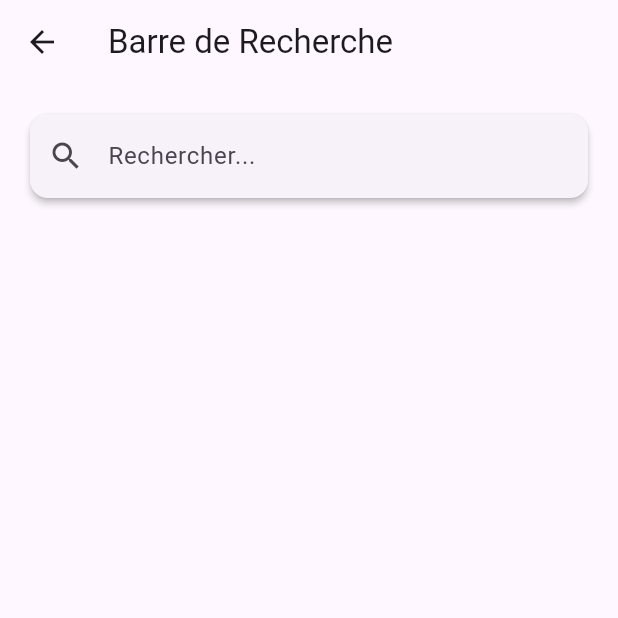
After one commit to VidarDev/flutter_widget_explorer, a Flutter app: the SearchBarPage screen opened directly, on a phone screen of 412 x 824 dp, the top half of it. The commit adds this screen. Run offline on Flutter 3.47's test engine with Material 3 defaults, Android fonts, the phone set to English and light mode, and no system bars.

Commit message:
ajout de la search bar

```diff
--- a/lib/main.dart
+++ b/lib/main.dart
@@ -6,6 +6,7 @@ import 'package:flutter_widget_explorer/views/padding_sizedbox.page.dart';
 import 'package:flutter_widget_explorer/views/row_column.page.dart';
 import 'package:flutter_widget_explorer/views/scaffold_appbar.page.dart';
 import 'package:flutter_widget_explorer/views/stack_position.page.dart';
+import 'package:flutter_widget_explorer/views/search_bar.page.dart';
 
 // At the top of your HomePage class
 final GlobalKey<ScaffoldState> _scaffoldKey = GlobalKey<ScaffoldState>();
@@ -202,10 +203,11 @@ class HomePage extends StatelessWidget {
                 Navigator.push(
                   context,
                   MaterialPageRoute(
-                    builder: (context) => const ScaffoldAppBarPage(),
+                    builder: (context) => SearchBarPage(),
                   ),
                 );
               },
+
             ),
             ListTile(
               leading: const Icon(Icons.web),
--- /dev/null
+++ b/lib/views/search_bar.page.dart
@@ -0,0 +1,129 @@
+import 'package:flutter/material.dart';
+
+void main() {
+  runApp(MyApp());
+}
+
+class MyApp extends StatelessWidget {
+  @override
+  Widget build(BuildContext context) {
+    return MaterialApp(
+      title: 'SearchBar Demo',
+      theme: ThemeData(useMaterial3: true),
+      home: SearchBarPage(),
+    );
+  }
+}
+
+class SearchBarPage extends StatefulWidget {
+  @override
+  _SearchPageState createState() => _SearchPageState();
+}
+
+class _SearchPageState extends State<SearchBarPage> {
+  final TextEditingController _controller = TextEditingController();
+  final FocusNode _focusNode = FocusNode();
+
+  List<String> allItems = ['Chaise', 'Table', 'Tableau', 'Bureau', 'Echelle', 'Règle', 'Equerre', 'Compas'];
+  List<String> suggestions = [];
+
+  @override
+  void initState() {
+    super.initState();
+
+    _controller.addListener(() {
+      setState(() {});
+    });
+
+    _focusNode.addListener(() {
+      if (_focusNode.hasFocus && _controller.text.isEmpty) {
+        setState(() {
+          suggestions = List.from(allItems);
+        });
+      }
+    });
+  }
+
+  void _filterSearch(String query) {
+    final results = allItems
+        .where((item) => item.toLowerCase().contains(query.toLowerCase()))
+        .toList();
+    setState(() {
+      suggestions = results;
+    });
+  }
+
+  void _submitSearch(String query) {
+    print('Recherche soumise: $query');
+  }
+
+  void _clearSearch() {
+    _controller.clear();
+    setState(() {
+      suggestions = [];
+    });
+  }
+
+  @override
+  void dispose() {
+    _controller.dispose();
+    _focusNode.dispose();
+    super.dispose();
+  }
+
+  @override
+  Widget build(BuildContext context) {
+    return Scaffold(
+      appBar: AppBar(title: Text('Barre de Recherche')),
+      body: Padding(
+        padding: const EdgeInsets.all(16.0),
+        child: Column(
+          children: [
+            Card(
+              elevation: 2,
+              shape: RoundedRectangleBorder(
+                borderRadius: BorderRadius.circular(12),
+              ),
+              child: TextField(
+                controller: _controller,
+                focusNode: _focusNode,
+                onChanged: _filterSearch,
+                onSubmitted: _submitSearch,
+                decoration: InputDecoration(
+                  hintText: 'Rechercher...',
+                  prefixIcon: Icon(Icons.search),
+                  suffixIcon: _controller.text.isNotEmpty
+                      ? IconButton(
+                          icon: Icon(Icons.close),
+                          onPressed: _clearSearch,
+                        )
+                      : null,
+                  border: InputBorder.none,
+                  contentPadding: EdgeInsets.all(16),
+                ),
+              ),
+            ),
+            SizedBox(height: 16),
+            Expanded(
+              child: ListView.builder(
+                itemCount: suggestions.length,
+                itemBuilder: (context, index) {
+                  final item = suggestions[index];
+                  return ListTile(
+                    title: Text(item),
+                    onTap: () {
+                      _controller.text = item;
+                      _submitSearch(item);
+                      FocusScope.of(context).unfocus();
+                      setState(() => suggestions = []);
+                    },
+                  );
+                },
+              ),
+            ),
+          ],
+        ),
+      ),
+    );
+  }
+}
```
Also changed, not shown: 1 other file.
